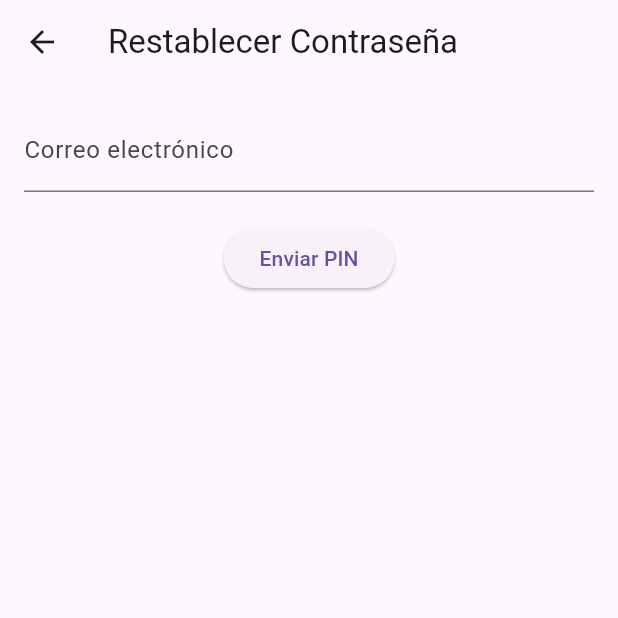
After one commit to leoespi/talento_mxm_flutter, a Flutter app: the screen it shows after launch, after a tap on "¿Olvidaste tu contraseña?", on a phone screen of 412 x 824 dp, the top half of it. The commit adds this screen. Run offline on Flutter 3.47's test engine with Material 3 defaults, Android fonts, the phone set to English and light mode, and no system bars; our stand-ins replace get, get_storage, google_fonts, image_picker, youtube_player_flutter; network calls fail.

Commit message:
Agregar página y lógica para restablecimiento de contraseña

```diff
--- /dev/null
+++ b/lib/views/ResetPasswordPage.dart
@@ -0,0 +1,96 @@
+import 'package:flutter/material.dart';
+import 'package:get/get.dart';
+import 'package:talento_mxm_flutter/services/user_service.dart';
+
+class ResetPasswordPage extends StatefulWidget {
+  @override
+  _ResetPasswordPageState createState() => _ResetPasswordPageState();
+}
+
+class _ResetPasswordPageState extends State<ResetPasswordPage> {
+  final TextEditingController _emailController = TextEditingController();
+  final TextEditingController _pinController = TextEditingController();
+  final TextEditingController _newPasswordController = TextEditingController();
+  bool _isLoading = false;
+  bool _isPinSent = false; // Estado para saber si se envió el PIN
+
+  Future<void> _requestPin() async {
+    setState(() {
+      _isLoading = true;
+    });
+    try {
+      final success = await UserService.requestResetPin(_emailController.text.trim());
+      if (success) {
+        Get.snackbar('Éxito', 'PIN enviado a tu correo');
+        setState(() {
+          _isPinSent = true; // Cambiar estado al enviar el PIN
+        });
+      }
+    } catch (e) {
+      Get.snackbar('Error', e.toString());
+    } finally {
+      setState(() {
+        _isLoading = false;
+      });
+    }
+  }
+
+  Future<void> _resetPassword() async {
+    setState(() {
+      _isLoading = true;
+    });
+    try {
+      final success = await UserService.resetPasswordWithPin(
+        _emailController.text.trim(),
+        _pinController.text.trim(),
+        _newPasswordController.text.trim(),
+      );
+      if (success) {
+        Get.snackbar('Éxito', 'Contraseña restablecida');
+        Get.back(); // Regresa a la página anterior
+      }
+    } catch (e) {
+      Get.snackbar('Error', e.toString());
+    } finally {
+      setState(() {
+        _isLoading = false;
+      });
+    }
+  }
+
+  @override
+  Widget build(BuildContext context) {
+    return Scaffold(
+      appBar: AppBar(title: Text('Restablecer Contraseña')),
+      body: Padding(
+        padding: const EdgeInsets.all(16.0),
+        child: Column(
+          children: [
+            TextField(
+              controller: _emailController,
+              decoration: InputDecoration(labelText: 'Correo electrónico'),
+            ),
+            if (_isPinSent) ...[
+              TextField(
+                controller: _pinController,
+                decoration: InputDecoration(labelText: 'PIN'),
+              ),
+              TextField(
+                controller: _newPasswordController,
+                decoration: InputDecoration(labelText: 'Nueva Contraseña'),
+                obscureText: true,
+              ),
+            ],
+            SizedBox(height: 20),
+            ElevatedButton(
+              onPressed: _isLoading ? null : (_isPinSent ? _resetPassword : _requestPin),
+              child: _isLoading
+                ? CircularProgressIndicator()
+                : Text(_isPinSent ? 'Restablecer Contraseña' : 'Enviar PIN'),
+            ),
+          ],
+        ),
+      ),
+    );
+  }
+}
--- a/lib/views/login_page.dart
+++ b/lib/views/login_page.dart
@@ -4,6 +4,7 @@ import 'package:get/get.dart';
 
 import 'package:talento_mxm_flutter/controllers/authentication.dart';
 import 'package:talento_mxm_flutter/views/register_page.dart';
+import 'package:talento_mxm_flutter/views/ResetPasswordPage.dart'; // Asegúrate de importar la nueva página
 import './widgets/input_widget.dart';
 
 class LoginPage extends StatefulWidget {
@@ -26,10 +27,7 @@ class _LoginPageState extends State<LoginPage> {
       appBar: AppBar(
         backgroundColor: const Color.fromARGB(255, 5, 13, 121),
         title: Text(''),
-        actions: [
-
-
-        ],
+        actions: [],
       ),
       body: Stack(
         children: [
@@ -56,7 +54,6 @@ class _LoginPageState extends State<LoginPage> {
                           image: AssetImage('assets/MXMLOGO.png'), // Ruta a la imagen local
                           fit: BoxFit.fill,
                         ),
-
                       ),
                     ),
                     SizedBox(height: size * 0.1),
@@ -104,6 +101,7 @@ class _LoginPageState extends State<LoginPage> {
                       }),
                     ),
                     SizedBox(height: 20),
+                    // Botón para redirigir a la página de registro
                     TextButton(
                       onPressed: () {
                         Get.to(RegisterPage());
@@ -115,7 +113,20 @@ class _LoginPageState extends State<LoginPage> {
                           fontSize: size * 0.040,
                         ),
                       ),
-                    )
+                    ),
+                    // Botón para redirigir a la página de restablecimiento de contraseña
+                    TextButton(
+                      onPressed: () {
+                        Get.to(ResetPasswordPage());
+                      },
+                      child: Text(
+                        '¿Olvidaste tu contraseña?',
+                        style: GoogleFonts.poppins(
+                          color: Color.fromARGB(255, 5, 13, 121),
+                          fontSize: size * 0.040,
+                        ),
+                      ),
+                    ),
                   ],
                 ),
               ),
```
Also changed, not shown: lib/services/user_service.dart (+43 -0 lines).
